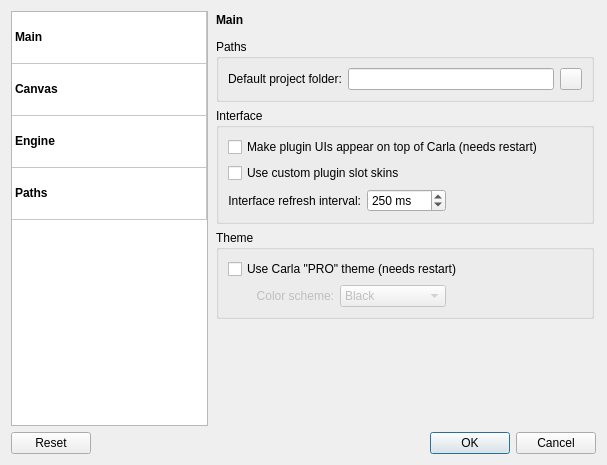
First picture: the form in resources/ui/carla_settings.ui, repository falkTX/Carla, before the edit.
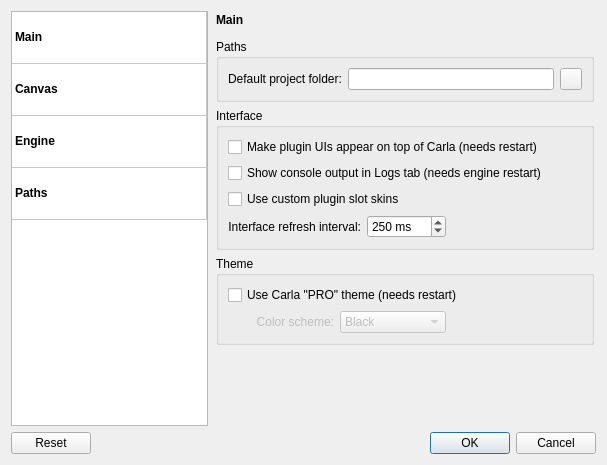
Second picture: the form after the edit. Icons and pictures are not drawn.

Commit message: Add option to enable console output to logs tab Closes #441

Patch:
```diff
--- a/resources/ui/carla_settings.ui
+++ b/resources/ui/carla_settings.ui
@@ -267,7 +267,7 @@
             <string>Interface</string>
            </property>
            <layout class="QGridLayout" name="gridLayout_4">
-            <item row="3" column="1">
+            <item row="4" column="1">
              <widget class="QSpinBox" name="sb_main_refresh_interval">
               <property name="suffix">
                <string> ms</string>
@@ -283,7 +283,7 @@
               </property>
              </widget>
             </item>
-            <item row="3" column="2">
+            <item row="4" column="2">
              <spacer name="horizontalSpacer_12">
               <property name="orientation">
                <enum>Qt::Horizontal</enum>
@@ -299,7 +299,7 @@
               </property>
              </spacer>
             </item>
-            <item row="3" column="0">
+            <item row="4" column="0">
              <widget class="QLabel" name="label_main_refresh_interval">
               <property name="text">
                <string>Interface refresh interval:</string>
@@ -316,13 +316,20 @@
               </property>
              </widget>
             </item>
-            <item row="2" column="0" colspan="3">
+            <item row="3" column="0" colspan="3">
              <widget class="QCheckBox" name="ch_main_use_custom_skins">
               <property name="text">
                <string>Use custom plugin slot skins</string>
               </property>
              </widget>
             </item>
+            <item row="2" column="0" colspan="3">
+             <widget class="QCheckBox" name="ch_main_show_logs">
+              <property name="text">
+               <string>Show console output in Logs tab (needs engine restart)</string>
+              </property>
+             </widget>
+            </item>
            </layout>
           </widget>
          </item>
```
The commit also changes 8 other files.
